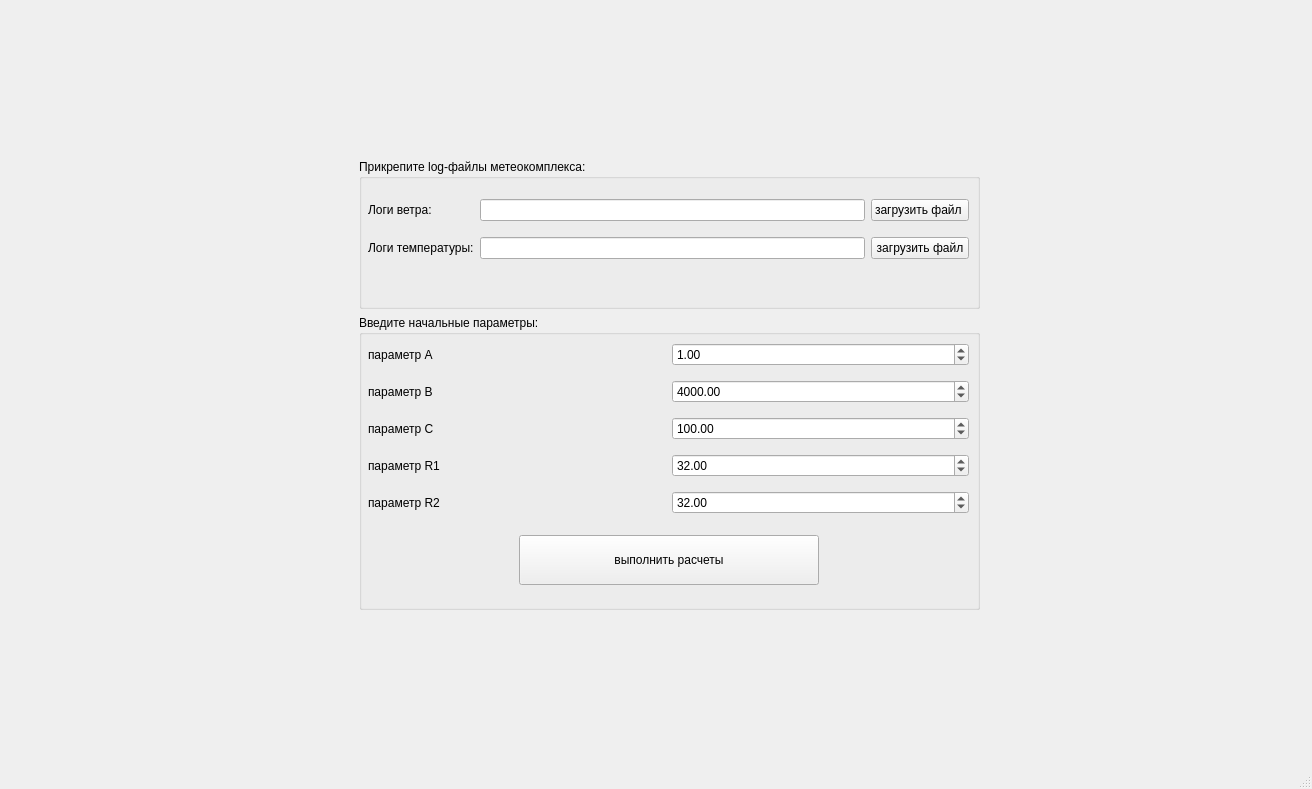
Qt form meteo2/mainwindow.ui (novikovka/meteorological-complex) before a commit.
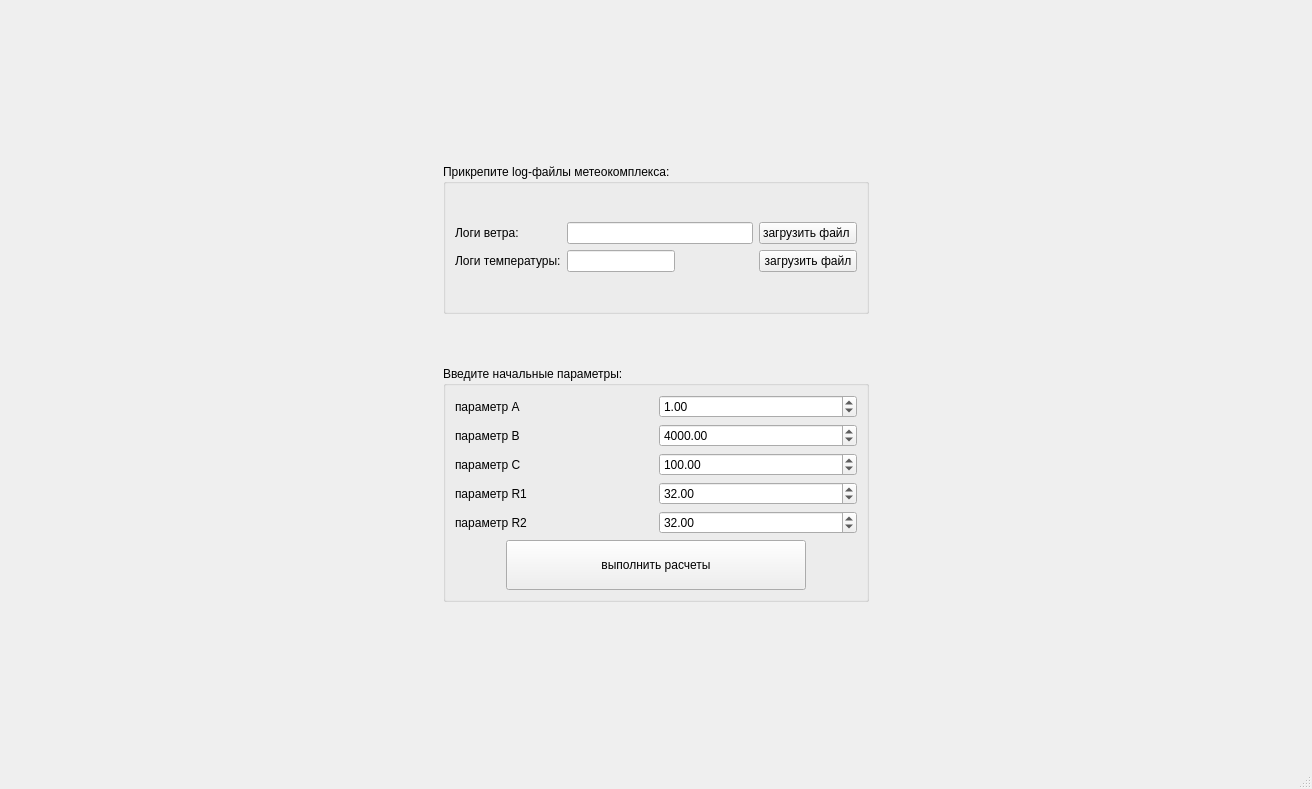
The same form after that commit.

```diff
--- a/meteo2/mainwindow.ui
+++ b/meteo2/mainwindow.ui
@@ -42,16 +42,28 @@
        <number>0</number>
       </property>
       <widget class="QWidget" name="page">
-       <widget class="QWidget" name="verticalLayoutWidget">
-        <property name="geometry">
-         <rect>
-          <x>350</x>
-          <y>150</y>
-          <width>621</width>
-          <height>451</height>
-         </rect>
-        </property>
+       <layout class="QHBoxLayout" name="horizontalLayout_4">
+        <item>
+         <spacer name="horizontalSpacer">
+          <property name="orientation">
+           <enum>Qt::Orientation::Horizontal</enum>
+          </property>
+          <property name="sizeHint" stdset="0">
+           <size>
+            <width>40</width>
+            <height>20</height>
+           </size>
+          </property>
+         </spacer>
+        </item>
+        <item>
         <layout class="QVBoxLayout" name="verticalLayout">
+          <property name="topMargin">
+           <number>100</number>
+          </property>
+          <property name="bottomMargin">
+           <number>100</number>
+          </property>
          <item>
           <widget class="QGroupBox" name="groupBoxInput">
            <property name="maximumSize">
@@ -63,15 +75,8 @@
            <property name="title">
             <string>Прикрепите log-файлы метеокомплекса:</string>
            </property>
-           <widget class="QWidget" name="gridLayoutWidget">
-            <property name="geometry">
-             <rect>
-              <x>9</x>
-              <y>30</y>
-              <width>601</width>
-              <height>80</height>
-             </rect>
-            </property>
+            <layout class="QVBoxLayout" name="verticalLayout_5">
+             <item>
             <layout class="QGridLayout" name="gridLayout">
              <item row="1" column="2">
               <widget class="QPushButton" name="pushButtonLoadTempLog">
@@ -105,37 +110,34 @@
               <widget class="QLineEdit" name="lineEditWind"/>
              </item>
              <item row="1" column="1">
-              <widget class="QLineEdit" name="lineEditTemp"/>
-             </item>
-            </layout>
-           </widget>
+                <widget class="QLineEdit" name="lineEditTemp">
+                 <property name="sizePolicy">
+                  <sizepolicy hsizetype="Fixed" vsizetype="Fixed">
+                   <horstretch>0</horstretch>
+                   <verstretch>0</verstretch>
+                  </sizepolicy>
+                 </property>
+                </widget>
+               </item>
+              </layout>
+             </item>
+            </layout>
           </widget>
          </item>
          <item>
           <widget class="QGroupBox" name="groupBoxParameters">
+            <property name="sizePolicy">
+             <sizepolicy hsizetype="Preferred" vsizetype="Maximum">
+              <horstretch>0</horstretch>
+              <verstretch>0</verstretch>
+             </sizepolicy>
+            </property>
            <property name="title">
             <string>Введите начальные параметры:</string>
            </property>
-           <widget class="QWidget" name="gridLayoutWidget_2">
-            <property name="geometry">
-             <rect>
-              <x>9</x>
-              <y>20</y>
-              <width>601</width>
-              <height>188</height>
-             </rect>
-            </property>
+            <layout class="QVBoxLayout" name="verticalLayout_4">
+             <item>
             <layout class="QGridLayout" name="gridLayout_2">
-             <item row="2" column="1">
-              <widget class="QDoubleSpinBox" name="doubleSpinBoxC">
-               <property name="maximum">
-                <double>100000.000000000000000</double>
-               </property>
-               <property name="value">
-                <double>100.000000000000000</double>
-               </property>
-              </widget>
-             </item>
              <item row="3" column="0">
               <widget class="QLabel" name="label_4">
                <property name="text">
@@ -143,13 +145,23 @@
                </property>
               </widget>
              </item>
-             <item row="4" column="1">
-              <widget class="QDoubleSpinBox" name="doubleSpinBoxR2">
+               <item row="0" column="1">
+                <widget class="QDoubleSpinBox" name="doubleSpinBoxA">
                <property name="maximum">
                 <double>100000.000000000000000</double>
                </property>
                <property name="value">
-                <double>32.000000000000000</double>
+                  <double>1.000000000000000</double>
+                 </property>
+                </widget>
+               </item>
+               <item row="2" column="1">
+                <widget class="QDoubleSpinBox" name="doubleSpinBoxC">
+                 <property name="maximum">
+                  <double>100000.000000000000000</double>
+                 </property>
+                 <property name="value">
+                  <double>100.000000000000000</double>
                </property>
               </widget>
              </item>
@@ -167,10 +179,23 @@
                </property>
               </widget>
              </item>
-             <item row="1" column="0">
-              <widget class="QLabel" name="label_2">
-               <property name="text">
-                <string>параметр В</string>
+               <item row="4" column="1">
+                <widget class="QDoubleSpinBox" name="doubleSpinBoxR2">
+                 <property name="maximum">
+                  <double>100000.000000000000000</double>
+                 </property>
+                 <property name="value">
+                  <double>32.000000000000000</double>
+                 </property>
+                </widget>
+               </item>
+               <item row="1" column="1">
+                <widget class="QDoubleSpinBox" name="doubleSpinBoxB">
+                 <property name="maximum">
+                  <double>100000.000000000000000</double>
+                 </property>
+                 <property name="value">
+                  <double>4000.000000000000000</double>
                </property>
               </widget>
              </item>
@@ -181,26 +206,6 @@
                </property>
               </widget>
              </item>
-             <item row="1" column="1">
-              <widget class="QDoubleSpinBox" name="doubleSpinBoxB">
-               <property name="maximum">
-                <double>100000.000000000000000</double>
-               </property>
-               <property name="value">
-                <double>4000.000000000000000</double>
-               </property>
-              </widget>
-             </item>
-             <item row="0" column="1">
-              <widget class="QDoubleSpinBox" name="doubleSpinBoxA">
-               <property name="maximum">
-                <double>100000.000000000000000</double>
-               </property>
-               <property name="value">
-                <double>1.000000000000000</double>
-               </property>
-              </widget>
-             </item>
              <item row="3" column="1">
               <widget class="QDoubleSpinBox" name="doubleSpinBoxR1">
                <property name="maximum">
@@ -211,17 +216,16 @@
                </property>
               </widget>
              </item>
-            </layout>
-           </widget>
-           <widget class="QWidget" name="horizontalLayoutWidget">
-            <property name="geometry">
-             <rect>
-              <x>10</x>
-              <y>210</y>
-              <width>601</width>
-              <height>71</height>
-             </rect>
-            </property>
+               <item row="1" column="0">
+                <widget class="QLabel" name="label_2">
+                 <property name="text">
+                  <string>параметр В</string>
+                 </property>
+                </widget>
+               </item>
+              </layout>
+             </item>
+             <item>
             <layout class="QHBoxLayout" name="horizontalLayout">
              <item>
               <widget class="QPushButton" name="pushButtonCalculateTemp">
@@ -243,11 +247,26 @@
               </widget>
              </item>
             </layout>
-           </widget>
-          </widget>
          </item>
         </layout>
        </widget>
+          </item>
+         </layout>
+        </item>
+        <item>
+         <spacer name="horizontalSpacer_2">
+          <property name="orientation">
+           <enum>Qt::Orientation::Horizontal</enum>
+          </property>
+          <property name="sizeHint" stdset="0">
+           <size>
+            <width>40</width>
+            <height>20</height>
+           </size>
+          </property>
+         </spacer>
+        </item>
+       </layout>
       </widget>
       <widget class="QWidget" name="page_3">
        <property name="sizePolicy">
@@ -289,6 +308,12 @@
          <layout class="QHBoxLayout" name="horizontalLayout_3">
           <item>
            <widget class="QPushButton" name="Button_go_to_start">
+            <property name="sizePolicy">
+             <sizepolicy hsizetype="Maximum" vsizetype="Fixed">
+              <horstretch>0</horstretch>
+              <verstretch>0</verstretch>
+             </sizepolicy>
+            </property>
             <property name="text">
              <string>Вернуться к вводу данных</string>
             </property>
@@ -297,7 +322,7 @@
           <item>
            <widget class="QLabel" name="label_6">
             <property name="text">
-             <string>TextLabel</string>
+             <string>Выберите ячеку таблицы для просмотра данных о параметре:</string>
             </property>
            </widget>
           </item>
```
Lines whose indentation alone changed are shown as unchanged.
